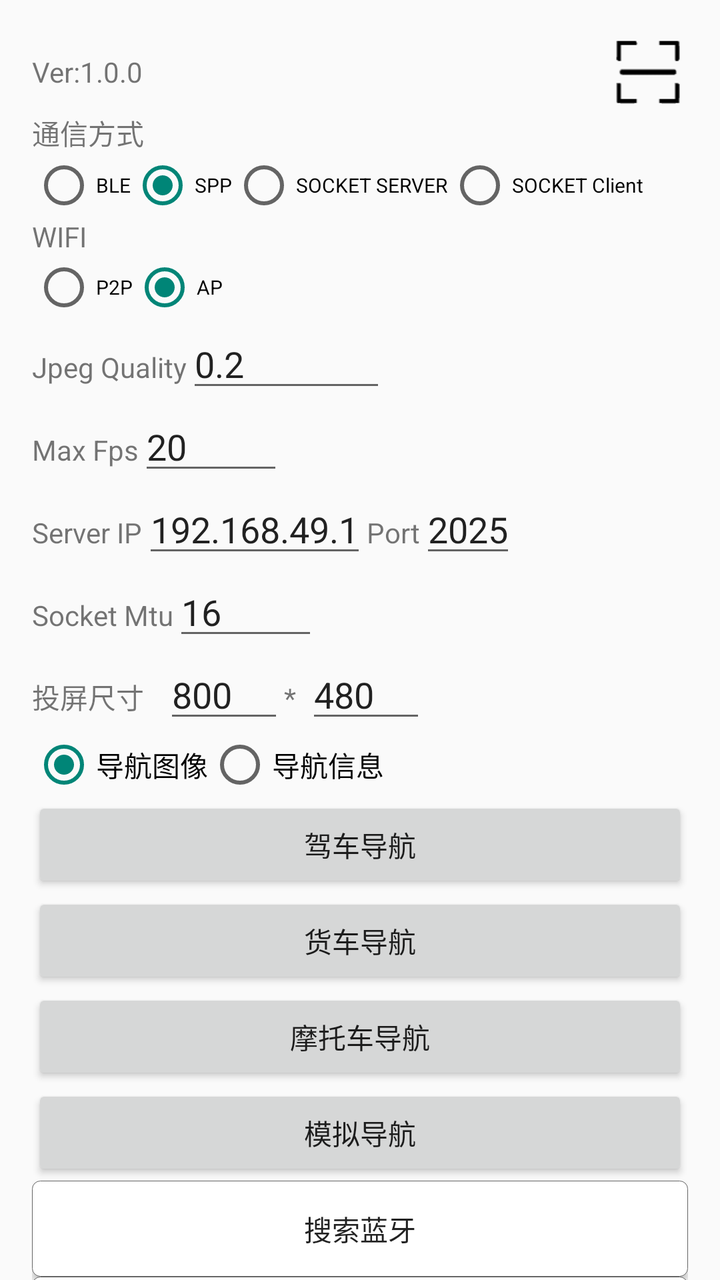
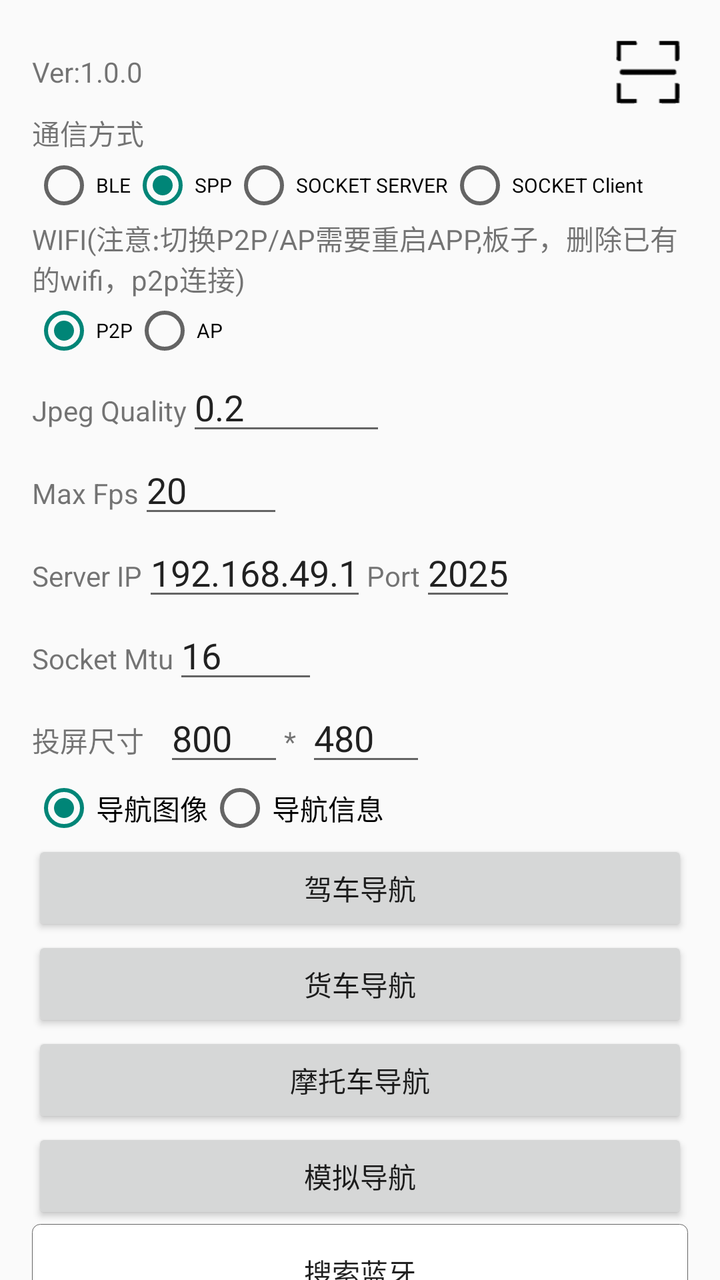

Before-and-after screenshots of an Android layout around one commit, followed by the original layout XML and the change that was made.
<!-- AndroidManifest.xml: application theme AppTheme -->
<!-- res/layout/activity_main.xml -->
<ScrollView xmlns:android="http://schemas.android.com/apk/res/android"
    android:layout_width="match_parent"
    android:layout_height="match_parent"
    android:scrollbars="none">

    <LinearLayout
        android:layout_width="match_parent"
        android:layout_height="wrap_content"
        android:orientation="vertical"
        android:paddingLeft="@dimen/activity_horizontal_margin"
        android:paddingTop="@dimen/activity_vertical_margin"
        android:paddingRight="@dimen/activity_horizontal_margin"
        android:paddingBottom="@dimen/activity_vertical_margin">
        <RelativeLayout
            android:layout_width="match_parent"
            android:layout_height="wrap_content">
            <TextView
                android:id="@+id/main_version_tv"
                android:layout_width="wrap_content"
                android:layout_height="wrap_content"
                android:layout_centerVertical="true"
                android:layout_marginLeft="0dp"
                android:text="Ver:1.0.0" />

            <ImageButton
                android:id="@+id/main_qr_scan_ib"
                android:layout_width="40dp"
                android:layout_height="40dp"
                android:layout_alignParentRight="true"
                android:layout_centerVertical="true"
                android:background="?android:attr/selectableItemBackgroundBorderless"
                android:src="@drawable/qr_scan" />

        </RelativeLayout>

        <LinearLayout
            android:visibility="visible"
            android:orientation="vertical"
            android:layout_width="match_parent"
            android:layout_height="wrap_content">
            <TextView
                android:layout_width="wrap_content"
                android:layout_height="wrap_content"
                android:text="通信方式"
                />
            <RadioGroup
                android:visibility="visible"
                android:orientation="horizontal"
                android:layout_width="match_parent"
                android:layout_height="wrap_content">

                <RadioButton
                    android:id="@+id/main_comunicate_ble_rb"
                    android:layout_width="wrap_content"
                    android:layout_height="wrap_content"
                    android:checked="true"
                    android:textSize="10sp"
                    android:text="BLE"/>

                <RadioButton
                    android:id="@+id/main_comunicate_spp_rb"
                    android:layout_width="wrap_content"
                    android:layout_height="wrap_content"
                    android:checked="true"
                    android:textSize="10sp"
                    android:text="SPP"/>

                <RadioButton
                    android:id="@+id/main_comunicate_socket_server_rb"
                    android:layout_width="wrap_content"
                    android:layout_height="wrap_content"
                    android:textSize="10sp"
                    android:text="SOCKET SERVER"/>

                <RadioButton
                    android:id="@+id/main_comunicate_socket_client_rb"
                    android:layout_width="wrap_content"
                    android:layout_height="wrap_content"
                    android:textSize="10sp"
                    android:text="SOCKET Client"/>
            </RadioGroup>

        </LinearLayout>

        <LinearLayout
            android:visibility="visible"
            android:orientation="vertical"
            android:layout_width="match_parent"
            android:layout_height="wrap_content">
            <TextView
                android:layout_width="wrap_content"
                android:layout_height="wrap_content"
                android:text="WIFI"
                />
            <RadioGroup
                android:visibility="visible"
                android:orientation="horizontal"
                android:layout_width="match_parent"
                android:layout_height="wrap_content">

                <RadioButton
                    android:id="@+id/main_comunicate_wifi_p2p_rb"
                    android:layout_width="wrap_content"
                    android:layout_height="wrap_content"
                    android:checked="true"
                    android:textSize="10sp"
                    android:text="P2P"/>

                <RadioButton
                    android:id="@+id/main_comunicate_wifi_ap_rb"
                    android:layout_width="wrap_content"
                    android:layout_height="wrap_content"
                    android:checked="true"
                    android:textSize="10sp"
                    android:text="AP"/>


            </RadioGroup>

        </LinearLayout>


        <LinearLayout
            android:visibility="visible"
            android:orientation="horizontal"
            android:layout_width="match_parent"
            android:layout_height="wrap_content">
            <TextView
                android:layout_width="wrap_content"
                android:layout_height="wrap_content"
                android:text="Jpeg Quality"
                />
            <EditText
                android:id="@+id/main_jpeg_quality_et"
                android:layout_width="wrap_content"
                android:layout_height="wrap_content"
                android:hint="jpeg quality"
                android:text="0.2"
                />
        </LinearLayout>

        <LinearLayout
            android:visibility="visible"
            android:orientation="horizontal"
            android:layout_width="match_parent"
            android:layout_height="wrap_content">
            <TextView
                android:layout_width="wrap_content"
                android:layout_height="wrap_content"
                android:text="Max Fps"
                />
            <EditText
                android:id="@+id/main_max_fps_et"
                android:layout_width="wrap_content"
                android:layout_height="wrap_content"
                android:hint="max fps"
                android:text="20"
                />
        </LinearLayout>
        <LinearLayout
            android:visibility="visible"
            android:orientation="horizontal"
            android:layout_width="match_parent"
            android:layout_height="wrap_content">
            <TextView
                android:layout_width="wrap_content"
                android:layout_height="wrap_content"
                android:text="Server IP"
                />
            <EditText
                android:id="@+id/main_server_ip_et"
                android:layout_width="wrap_content"
                android:layout_height="wrap_content"
                android:hint="IP"
                android:text="192.168.49.1"
                />
            <TextView
                android:layout_width="wrap_content"
                android:layout_height="wrap_content"
                android:text="Port"
                />
            <EditText
                android:id="@+id/main_server_port_et"
                android:layout_width="wrap_content"
                android:layout_height="wrap_content"
                android:hint="Port"
                android:text="2025"
                />
        </LinearLayout>
        <LinearLayout
            android:visibility="visible"
            android:orientation="horizontal"
            android:layout_width="match_parent"
            android:layout_height="wrap_content">
            <TextView
                android:layout_width="wrap_content"
                android:layout_height="wrap_content"
                android:text="Socket Mtu"
                />
            <EditText
                android:id="@+id/main_socket_mtu_et"
                android:layout_width="wrap_content"
                android:layout_height="wrap_content"
                android:hint="max fps"
                android:text="16"
                />
        </LinearLayout>
        <LinearLayout
            android:orientation="horizontal"
            android:layout_width="match_parent"
            android:layout_height="wrap_content">
            <TextView
                android:layout_width="wrap_content"
                android:layout_height="wrap_content"
                android:text="投屏尺寸"
                />
            <EditText
                android:id="@+id/main_size_width_et"
                android:layout_width="60dp"
                android:layout_height="wrap_content"
                android:layout_marginLeft="10dp"
                android:text="800"/>
            <TextView
                android:layout_width="wrap_content"
                android:layout_height="wrap_content"
                android:text="*"
                />
            <EditText
                android:id="@+id/main_size_height_et"
                android:layout_width="60dp"
                android:layout_height="wrap_content"
                android:layout_marginLeft="5dp"
                android:text="480"/>
        </LinearLayout>

        <RadioGroup
            android:visibility="visible"
            android:orientation="horizontal"
            android:layout_width="match_parent"
            android:layout_height="wrap_content">

            <RadioButton
                android:id="@+id/main_mode_image_rb"
                android:layout_width="wrap_content"
                android:layout_height="wrap_content"
                android:checked="true"
                android:text="导航图像"/>

            <RadioButton
                android:id="@+id/main_mode_info_rb"
                android:layout_width="wrap_content"
                android:layout_height="wrap_content"
                android:text="导航信息"/>

        </RadioGroup>
        <Button
            android:id="@+id/naviBtn"
            android:layout_width="match_parent"
            android:layout_height="wrap_content"
            android:text="驾车导航" />

        <Button
            android:id="@+id/truckBtn"
            android:layout_width="match_parent"
            android:layout_height="wrap_content"
            android:text="货车导航" />

        <Button
            android:id="@+id/motorBtn"
            android:layout_width="match_parent"
            android:layout_height="wrap_content"
            android:text="摩托车导航" />
        <RelativeLayout
            android:visibility="gone"
            android:layout_width="match_parent"
            android:layout_height="wrap_content">
            <Button
                android:id="@+id/drivingBtn"
                android:layout_width="match_parent"
                android:layout_height="wrap_content"
                android:text="路线结果页" />
            <Button
                android:layout_centerVertical="true"
                android:layout_marginRight="15dp"
                android:textSize="12dp"
                android:layout_alignParentRight="true"
                android:id="@+id/closeLimit"
                android:text="关闭限行"
                android:layout_width="wrap_content"
                android:layout_height="30dp"
                android:background="@drawable/bnav_setting_btn_bg_selector"
                />
        </RelativeLayout>


        <Button
            android:id="@+id/analogBtn"
            android:layout_width="match_parent"
            android:layout_height="wrap_content"
            android:text="模拟导航" />

        <LinearLayout
            android:visibility="gone"
            android:layout_width="match_parent"
            android:layout_height="wrap_content">
            <EditText
                android:id="@+id/custom_view_height_top"
                android:hint="自定义 上"
                android:inputType="number"
                android:layout_weight="1"
                android:layout_width="wrap_content"
                android:layout_height="wrap_content"/>
            <Button
                android:id="@+id/customBtn"
                android:layout_weight="1"
                android:layout_width="wrap_content"
                android:layout_height="wrap_content"
                android:textSize="@dimen/navi_dimens_10dp"
                android:text="导航自定义区域展示" />
            <EditText
                android:id="@+id/custom_view_height_bottom"
                android:inputType="number"
                android:hint="自定义 下"
                android:layout_weight="1"
                android:layout_width="wrap_content"
                android:layout_height="wrap_content"/>
        </LinearLayout>

        <Button
            android:visibility="gone"
            android:id="@+id/externalBtn"
            android:layout_width="match_parent"
            android:layout_height="wrap_content"
            android:text="传入外部GPS数据" />

        <Button
            android:visibility="gone"
            android:id="@+id/cruiserBtn"
            android:layout_width="match_parent"
            android:layout_height="wrap_content"
            android:text="电子狗" />
        <Button
            android:visibility="gone"
            android:id="@+id/lightNaviBtn"
            android:layout_width="match_parent"
            android:layout_height="wrap_content"
            android:text="轻导航" />
        <Button
            android:visibility="gone"
            android:id="@+id/gotoSettingsBtn"
            android:layout_width="match_parent"
            android:layout_height="wrap_content"
            android:layout_marginTop="20dp"
            android:text="导航设置" />
        <Button
            android:visibility="gone"
            android:id="@+id/selectNodeBtn"
            android:layout_width="match_parent"
            android:layout_height="wrap_content"
            android:text="算路节点设置" />
        <Button
            android:visibility="gone"
            android:id="@+id/addpoint"
            android:background="@drawable/bnav_setting_btn_bg_selector"
            android:layout_width="match_parent"
            android:layout_height="wrap_content"
            android:text="带途径点算路" />
        <Button
            android:visibility="gone"
            android:id="@+id/navi_setting_page"
            android:background="@drawable/bnav_setting_btn_bg_selector"
            android:layout_width="match_parent"
            android:layout_height="wrap_content"
            android:text="设置页调整" />
        <Button
            android:id="@+id/navi_search_device_btn"
            android:background="@drawable/bnav_setting_btn_bg_selector"
            android:layout_width="match_parent"
            android:layout_height="wrap_content"
            android:text="搜索蓝牙" />
        <Button
            android:id="@+id/navi_log_btn"
            android:background="@drawable/bnav_setting_btn_bg_selector"
            android:layout_width="match_parent"
            android:layout_height="wrap_content"
            android:text="日志管理" />
        <androidx.recyclerview.widget.RecyclerView
            android:id="@+id/navi_setting_page_item_recycle"
            android:layout_width="wrap_content"
            android:layout_height="250dp"
            android:visibility="gone"/>
    </LinearLayout>
</ScrollView>
<!-- resources referenced by this layout -->
<resources>
  <dimen name="activity_horizontal_margin">16dp</dimen>
  <dimen name="activity_vertical_margin">16dp</dimen>
  <!-- drawable bnav_setting_btn_bg_selector (drawable) -->
  <?xml version="1.0" encoding="UTF-8"?>
  <selector xmlns:android="http://schemas.android.com/apk/res/android">
  	<item android:state_selected="false">
  		<shape>
  			<corners android:radius="4dp"/>
  			<solid android:color="#ffffff"/>
  			<stroke android:color="#666666" android:width="1px"/>
  		</shape>
  	</item>
  
  	<item android:state_selected="true">
  		<shape>
  			<corners android:radius="4dp"/>
  			<solid android:color="#3385ff"/>
  			<stroke android:color="#3385ff" android:width="1px"/>
  		</shape>
  	</item>
  </selector>
  <!-- drawable qr_scan: png bitmap (drawable-xhdpi, 574 bytes) -->
  <style name="AppTheme" parent="Theme.AppCompat.Light.NoActionBar">
      </style>
</resources>

<!-- the commit's change to res/layout/activity_main.xml (unified diff, before → after) -->
@@ -90,7 +90,7 @@
             <TextView
                 android:layout_width="wrap_content"
                 android:layout_height="wrap_content"
-                android:text="WIFI"
+                android:text="WIFI(注意:切换P2P/AP需要重启APP,板子，删除已有的wifi，p2p连接)"
                 />
             <RadioGroup
                 android:visibility="visible"
@@ -110,7 +110,7 @@
                     android:id="@+id/main_comunicate_wifi_ap_rb"
                     android:layout_width="wrap_content"
                     android:layout_height="wrap_content"
-                    android:checked="true"
+                    android:checked="false"
                     android:textSize="10sp"
                     android:text="AP"/>
 
